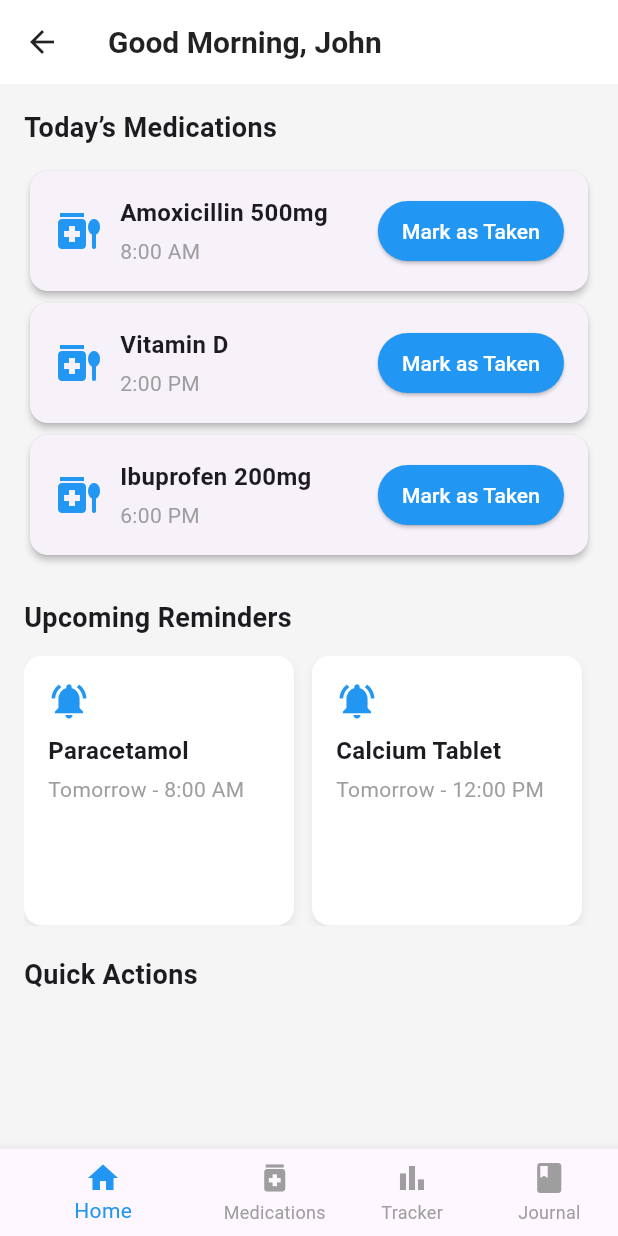
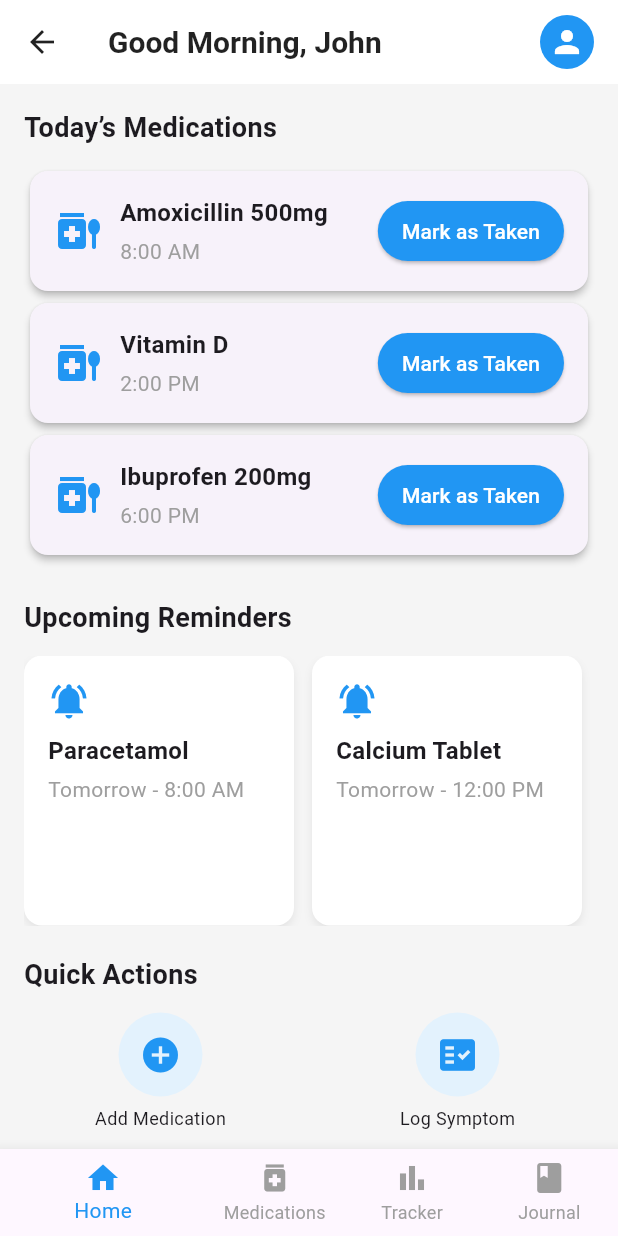
Before and after one commit to jerrys-arch/MediTrack, a Flutter app: the HomeDashboardScreen screen opened by its route, on a phone screen of 412 x 824 dp. Run offline on Flutter 3.47's test engine with Material 3 defaults, Android fonts, the phone set to English and light mode, and no system bars.

Commit message:
Connected dependent screens and home

```diff
--- a/lib/screens/health_journal_screen.dart
+++ b/lib/screens/health_journal_screen.dart
@@ -1,5 +1,5 @@
 import 'package:flutter/material.dart';
-//import 'add_health_entry_screen.dart';
+import 'add_health_entry_screen.dart';
 
 class HealthJournalScreen extends StatefulWidget {
   const HealthJournalScreen({super.key});
@@ -149,7 +149,7 @@ class _HealthJournalScreenState extends State<HealthJournalScreen>
           ),
         ],
       ),
-       /*floatingActionButton: SizedBox(
+       floatingActionButton: SizedBox(
         height: 48,
         width: 48,
         child: FloatingActionButton(
@@ -164,7 +164,7 @@ class _HealthJournalScreenState extends State<HealthJournalScreen>
             );
           },
         ),
-      ),*/
+      ),
     );
   }
 }
--- a/lib/screens/home_screen.dart
+++ b/lib/screens/home_screen.dart
@@ -1,12 +1,12 @@
 import 'package:flutter/material.dart';
-/*import 'medication_screen.dart';
+import 'medication_screen.dart';
 import 'add_medication_screen.dart';
 import 'symptom_tracker_screen.dart';
 import 'add_symptom_entry_screen.dart';
 import 'health_journal_screen.dart';
 import 'add_health_entry_screen.dart';
 import 'emergency_screen.dart';
-import 'settings_screen.dart'; */
+import 'settings_screen.dart';
 
 class HomeDashboardScreen extends StatefulWidget {
   const HomeDashboardScreen({super.key});
@@ -16,11 +16,11 @@ class HomeDashboardScreen extends StatefulWidget {
 }
 
 class _HomeDashboardScreenState extends State<HomeDashboardScreen> {
-  final String userName = "John"; // Replace later with dynamic user name
+  final String userName = "John";
 
   int _currentIndex = 0;
 
-  /*void _onNavTap(int index) {
+  void _onNavTap(int index) {
     setState(() {
       _currentIndex = index;
     });
@@ -41,7 +41,7 @@ class _HomeDashboardScreenState extends State<HomeDashboardScreen> {
         MaterialPageRoute(builder: (context) => const HealthJournalScreen()),
       );
     }
-  }*/
+  }
 
   @override
   Widget build(BuildContext context) {
@@ -75,7 +75,7 @@ class _HomeDashboardScreenState extends State<HomeDashboardScreen> {
             const Spacer(),
 
             /// ✅ PROFILE AVATAR NOW TAPPABLE
-           /* GestureDetector(
+            GestureDetector(
               onTap: () {
                 Navigator.push(
                   context,
@@ -87,7 +87,7 @@ class _HomeDashboardScreenState extends State<HomeDashboardScreen> {
                 backgroundColor: Colors.blue,
                 child: Icon(Icons.person, color: Colors.white),
               ),
-            ),*/
+            ),
           ],
         ),
       ),
@@ -135,7 +135,7 @@ class _HomeDashboardScreenState extends State<HomeDashboardScreen> {
             ),
             const SizedBox(height: 12),
 
-            /*Wrap(
+            Wrap(
               alignment: WrapAlignment.center,
               spacing: 16,
               runSpacing: 12,
@@ -145,7 +145,7 @@ class _HomeDashboardScreenState extends State<HomeDashboardScreen> {
                 SizedBox(width: btnWidth, child: _quickActionButton(Icons.book, "Add Entry")),
                 SizedBox(width: btnWidth, child: _quickActionButton(Icons.call, "Emergency")),
               ],
-            ),*/
+            ),
           ],
         ),
       ),
@@ -154,7 +154,7 @@ class _HomeDashboardScreenState extends State<HomeDashboardScreen> {
         selectedItemColor: Colors.blue,
         unselectedItemColor: Colors.grey,
         currentIndex: _currentIndex,
-       // onTap: _onNavTap,
+        onTap: _onNavTap,
         showSelectedLabels: true,
         showUnselectedLabels: true,
         items: const [
@@ -247,7 +247,7 @@ class _HomeDashboardScreenState extends State<HomeDashboardScreen> {
     );
   }
 
-  /*Widget _quickActionButton(IconData icon, String label) {
+  Widget _quickActionButton(IconData icon, String label) {
     return Column(
       children: [
         InkWell(
@@ -275,5 +275,5 @@ class _HomeDashboardScreenState extends State<HomeDashboardScreen> {
         Text(label, style: const TextStyle(fontSize: 12)),
       ],
     );
-  }*/
+  }
 }
--- a/lib/screens/symptom_tracker_screen.dart
+++ b/lib/screens/symptom_tracker_screen.dart
@@ -1,5 +1,5 @@
 import 'package:flutter/material.dart';
-//import 'add_symptom_entry_screen.dart';
+import 'add_symptom_entry_screen.dart';
 
 class SymptomTrackerScreen extends StatefulWidget {
   const SymptomTrackerScreen({super.key});
@@ -129,7 +129,7 @@ class _SymptomTrackerScreenState extends State<SymptomTrackerScreen> {
            style: TextStyle(fontWeight: FontWeight.bold, color: Colors.black87),
         ),
       ),
-/*
+
       floatingActionButton: SizedBox(
         height: 48,
         width: 48,
@@ -146,7 +146,7 @@ class _SymptomTrackerScreenState extends State<SymptomTrackerScreen> {
           },
         ),
       ),
-*/
+
       body: Padding(
         padding: const EdgeInsets.all(16),
         child: Column(
```
Also changed, not shown: lib/screens/medication_screen.dart (+5 -5 lines).
